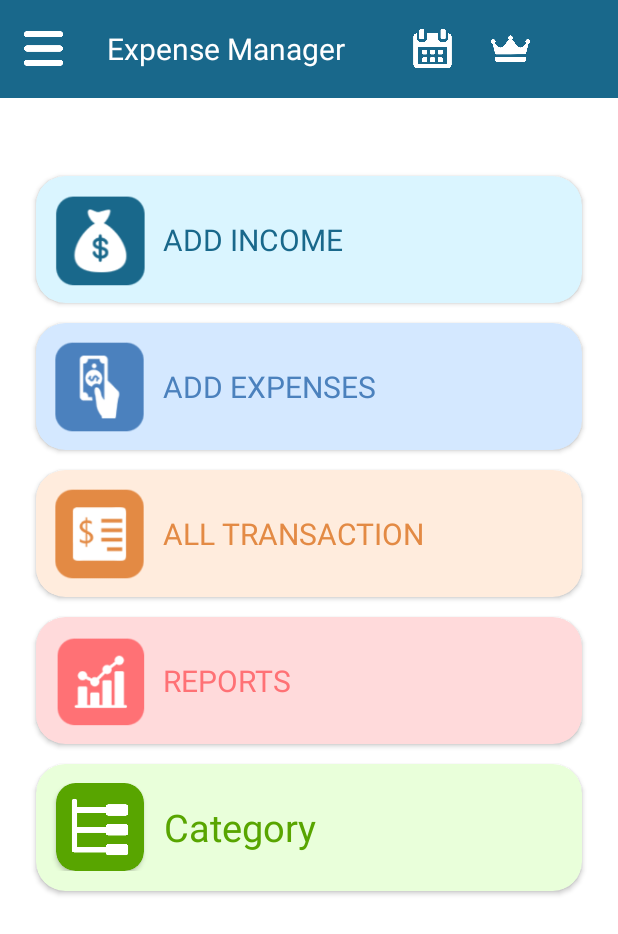
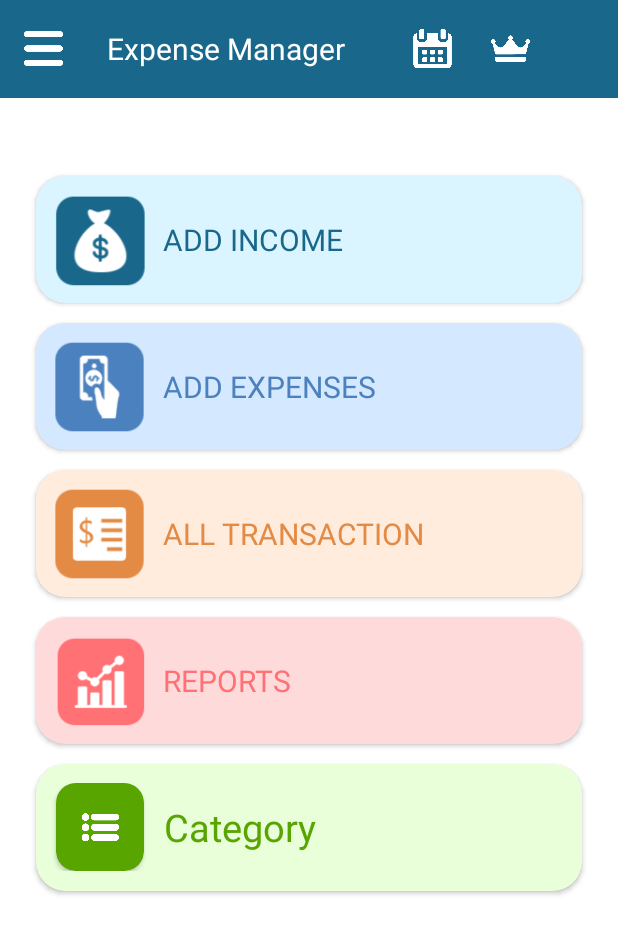
Before and after one commit to Kakashihatake069/Budget_Manager, an Android app: the screen it shows after launch (MainActivity), on a phone screen of 412 x 824 dp. Shown: the top 934 px of the screen. Run offline under Robolectric (Android 15) with nearby library versions, the phone set to English and light mode, and no system bars; our stand-ins replace sdp/ssp sizes.

Commit message:
changed app icon

```diff
--- a/app/src/main/res/layout/activity_main.xml
+++ b/app/src/main/res/layout/activity_main.xml
@@ -213,7 +213,7 @@
                 <ImageView
                     android:layout_width="@dimen/_35sdp"
                     android:layout_height="@dimen/_35sdp"
-                    android:src="@drawable/structure"
+                    android:src="@drawable/categoryicon"
                     android:layout_margin="@dimen/_5sdp"
 
                   />
```
Also changed, not shown: app/src/main/ic_launcher-playstore.png, app/src/main/res/drawable/categoryicon.png (added), app/src/main/res/mipmap-hdpi/ic_launcher.png, app/src/main/res/mipmap-hdpi/ic_launcher_foreground.png, app/src/main/res/mipmap-hdpi/ic_launcher_round.png, app/src/main/res/mipmap-mdpi/ic_launcher.png, app/src/main/res/mipmap-mdpi/ic_launcher_foreground.png, app/src/main/res/mipmap-mdpi/ic_launcher_round.png, app/src/main/res/mipmap-xhdpi/ic_launcher.png, app/src/main/res/mipmap-xhdpi/ic_launcher_foreground.png, app/src/main/res/mipmap-xhdpi/ic_launcher_round.png, app/src/main/res/mipmap-xxhdpi/ic_launcher.png, app/src/main/res/mipmap-xxhdpi/ic_launcher_foreground.png, app/src/main/res/mipmap-xxhdpi/ic_launcher_round.png, 3 more files.
